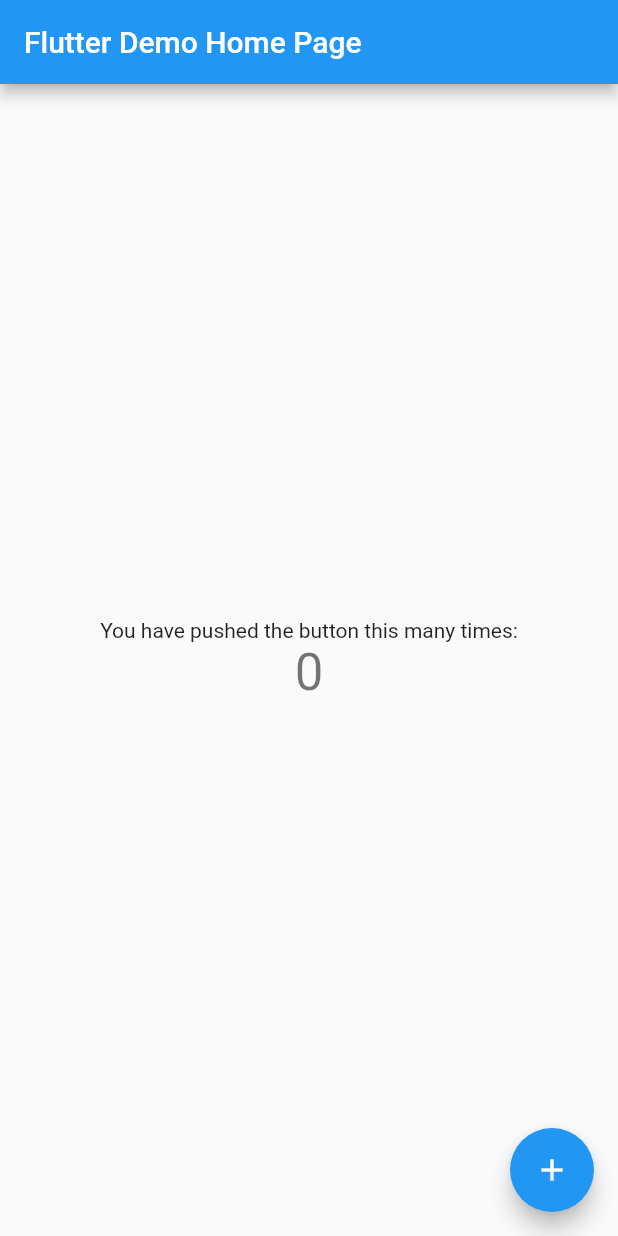
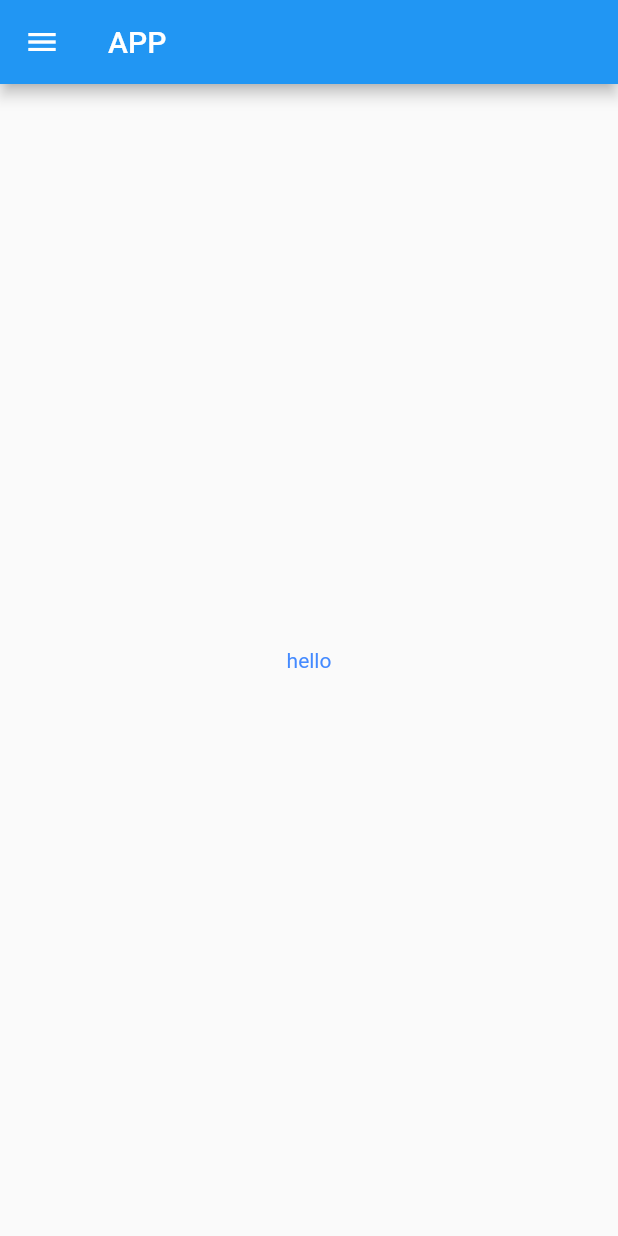
Before and after one commit to girirajsahu2803/OnlinShoppingApp, a Flutter app: the screen it shows after launch, on a phone screen of 412 x 824 dp. Run offline on Flutter 3.47's test engine with Material 2 defaults, Android fonts, the phone set to English and light mode, and no system bars.

Commit message:
day 2 completed

```diff
--- a/lib/homepage.dart
+++ b/lib/homepage.dart
@@ -0,0 +1,26 @@
+import 'package:flutter/material.dart';
+
+class HomePage extends StatelessWidget {
+  const HomePage({Key? key}) : super(key: key);
+
+  @override
+  Widget build(BuildContext context) {
+    return MaterialApp(
+      home: Scaffold(
+        drawer: Drawer(),
+        appBar: AppBar(
+          title: Text('APP', style: TextStyle(color: Colors.white)),
+        ),
+        body: Container(
+          //color: Colors.red,
+          child: Center(
+            child: Text(
+              'hello',
+              style: TextStyle(color: Colors.blueAccent),
+            ),
+          ),
+        ),
+      ),
+    );
+  }
+}
--- a/lib/main.dart
+++ b/lib/main.dart
@@ -1,4 +1,5 @@
 import 'package:flutter/material.dart';
+import 'package:shopapp/homepage.dart';
 
 void main() {
   runApp(const MyApp());
@@ -7,109 +8,8 @@ void main() {
 class MyApp extends StatelessWidget {
   const MyApp({Key? key}) : super(key: key);
 
-  // This widget is the root of your application.
   @override
   Widget build(BuildContext context) {
-    return MaterialApp(
-      title: 'Flutter Demo',
-      theme: ThemeData(
-        // This is the theme of your application.
-        //
-        // Try running your application with "flutter run". You'll see the
-        // application has a blue toolbar. Then, without quitting the app, try
-        // changing the primarySwatch below to Colors.green and then invoke
-        // "hot reload" (press "r" in the console where you ran "flutter run",
-        // or simply save your changes to "hot reload" in a Flutter IDE).
-        // Notice that the counter didn't reset back to zero; the application
-        // is not restarted.
-        primarySwatch: Colors.blue,
-      ),
-      home: const MyHomePage(title: 'Flutter Demo Home Page'),
-    );
+    return HomePage();
   }
 }
-
-class MyHomePage extends StatefulWidget {
-  const MyHomePage({Key? key, required this.title}) : super(key: key);
-
-  // This widget is the home page of your application. It is stateful, meaning
-  // that it has a State object (defined below) that contains fields that affect
-  // how it looks.
-
-  // This class is the configuration for the state. It holds the values (in this
-  // case the title) provided by the parent (in this case the App widget) and
-  // used by the build method of the State. Fields in a Widget subclass are
-  // always marked "final".
-
-  final String title;
-
-  @override
-  State<MyHomePage> createState() => _MyHomePageState();
-}
-
-class _MyHomePageState extends State<MyHomePage> {
-  int _counter = 0;
-
-  void _incrementCounter() {
-    setState(() {
-      // This call to setState tells the Flutter framework that something has
-      // changed in this State, which causes it to rerun the build method below
-      // so that the display can reflect the updated values. If we changed
-      // _counter without calling setState(), then the build method would not be
-      // called again, and so nothing would appear to happen.
-      _counter++;
-    });
-  }
-
-  @override
-  Widget build(BuildContext context) {
-    // This method is rerun every time setState is called, for instance as done
-    // by the _incrementCounter method above.
-    //
-    // The Flutter framework has been optimized to make rerunning build methods
-    // fast, so that you can just rebuild anything that needs updating rather
-    // than having to individually change instances of widgets.
-    return Scaffold(
-      appBar: AppBar(
-        // Here we take the value from the MyHomePage object that was created by
-        // the App.build method, and use it to set our appbar title.
-        title: Text(widget.title),
-      ),
-      body: Center(
-        // Center is a layout widget. It takes a single child and positions it
-        // in the middle of the parent.
-        child: Column(
-          // Column is also a layout widget. It takes a list of children and
-          // arranges them vertically. By default, it sizes itself to fit its
-          // children horizontally, and tries to be as tall as its parent.
-          //
-          // Invoke "debug painting" (press "p" in the console, choose the
-          // "Toggle Debug Paint" action from the Flutter Inspector in Android
-          // Studio, or the "Toggle Debug Paint" command in Visual Studio Code)
-          // to see the wireframe for each widget.
-          //
-          // Column has various properties to control how it sizes itself and
-          // how it positions its children. Here we use mainAxisAlignment to
-          // center the children vertically; the main axis here is the vertical
-          // axis because Columns are vertical (the cross axis would be
-          // horizontal).
-          mainAxisAlignment: MainAxisAlignment.center,
-          children: <Widget>[
-            const Text(
-              'You have pushed the button this many times:',
-            ),
-            Text(
-              '$_counter',
-              style: Theme.of(context).textTheme.headline4,
-            ),
-          ],
-        ),
-      ),
-      floatingActionButton: FloatingActionButton(
-        onPressed: _incrementCounter,
-        tooltip: 'Increment',
-        child: const Icon(Icons.add),
-      ), // This trailing comma makes auto-formatting nicer for build methods.
-    );
-  }
-}
```
